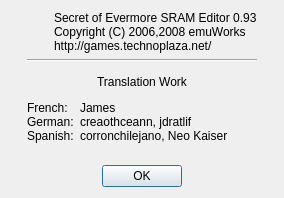
This is source/view/aboutdialog.ui in jdratlif/soesrame as Qt 5 draws it before an edit. The edited form follows.
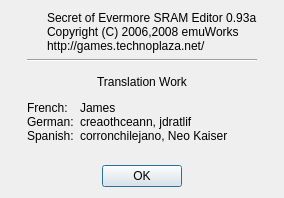
This is the edited form. Icons and pictures are not drawn.

```diff
--- a/source/view/aboutdialog.ui
+++ b/source/view/aboutdialog.ui
@@ -52,7 +52,7 @@
        <item>
         <widget class="QLabel" name="label_2" >
          <property name="text" >
-          <string>Secret of Evermore SRAM Editor 0.93
+          <string>Secret of Evermore SRAM Editor 0.93a
 Copyright (C) 2006,2008 emuWorks
 http://games.technoplaza.net/</string>
          </property>
```
Left out of the diff: 2 changed lines with no effect on the pictures.
